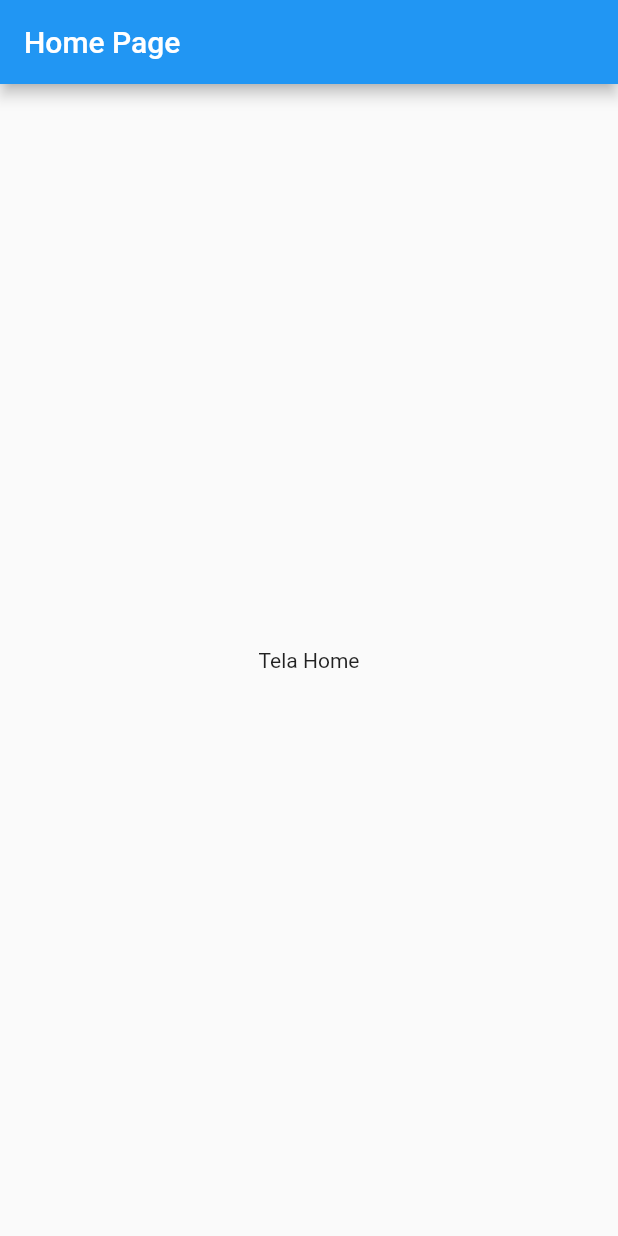
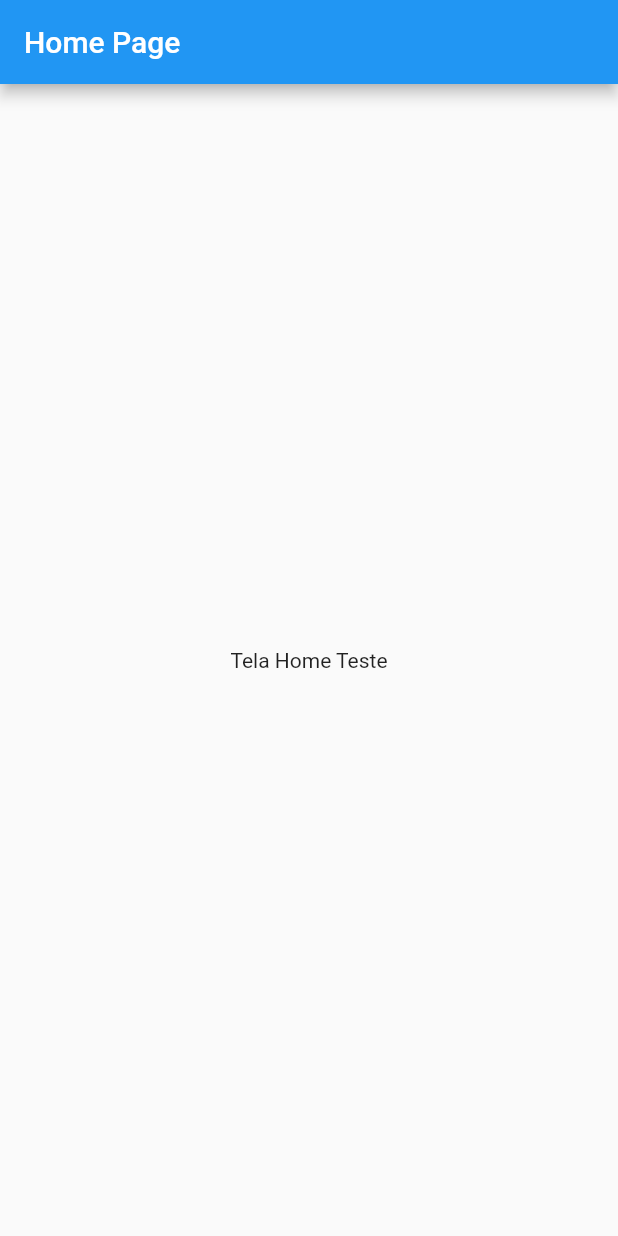
Before and after one commit to VirtualSketch/vs-mobile-app, a Flutter app: the screen it shows after launch, on a phone screen of 412 x 824 dp. Run offline on Flutter 3.47's test engine with Material 2 defaults, Android fonts, the light colour scheme and no system bars; our stand-ins replace flutter_modular.

Commit message:
✨ Mudei texto

```diff
--- a/lib/view/home_view.dart
+++ b/lib/view/home_view.dart
@@ -11,7 +11,7 @@ class HomePage extends StatelessWidget {
       ),
       body: const Center(
         child: Text(
-          'Tela Home',
+          'Tela Home Teste',
         ),
       ),
     );
```
